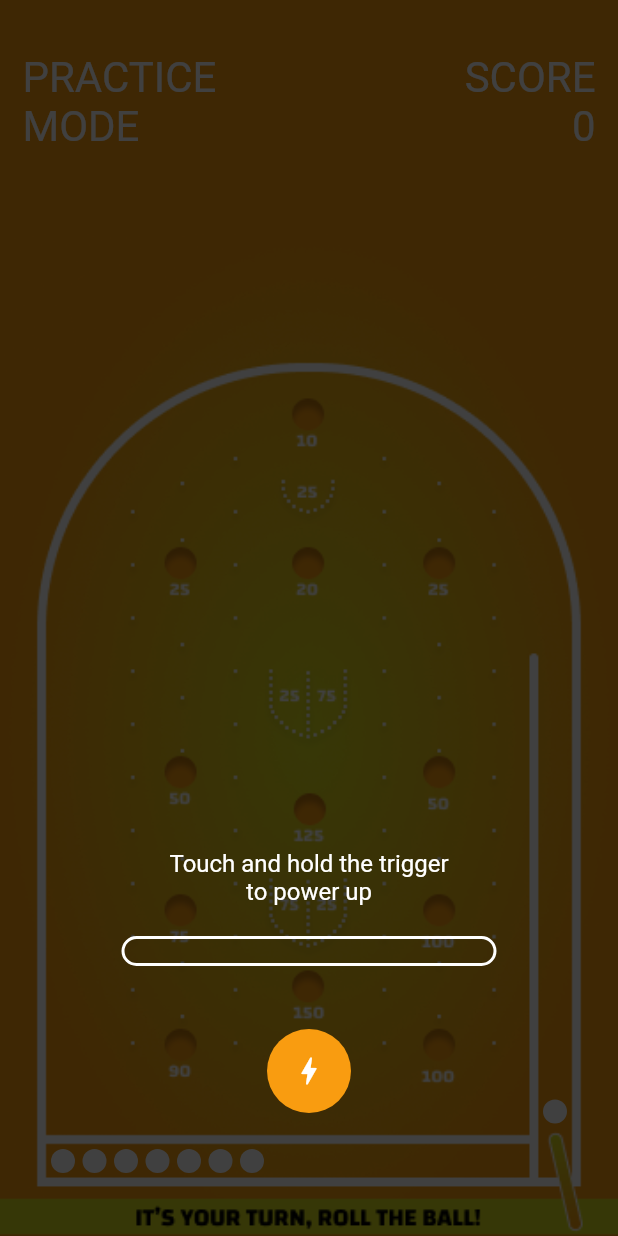
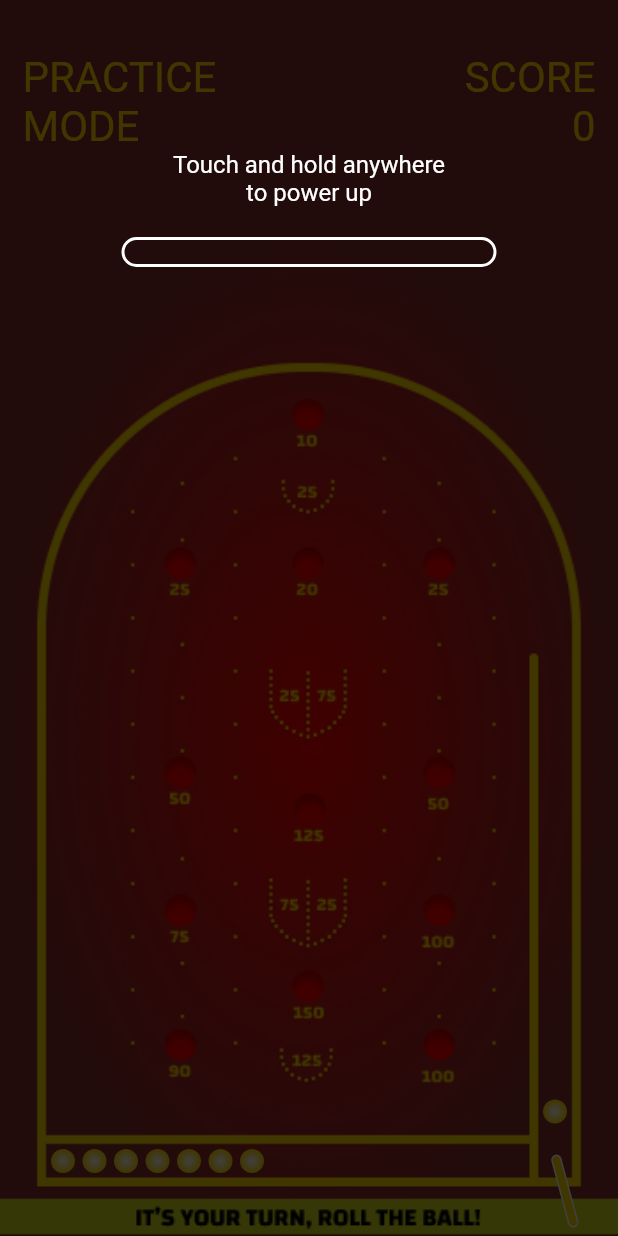
Before and after one commit to gunpreetsiingh/bagaduli, a Flutter app: the screen it shows after launch, scrolled down 44 dp, after a tap on "Practice Mode", on a phone screen of 412 x 824 dp. Run offline on Flutter 3.47's test engine with Material 2 defaults, Android fonts, the light colour scheme and no system bars; drawn by our look-alikes of avatar_glow; our stand-ins replace google_fonts, lottie; missing offline and left inert: audiofileplayer; network calls fail.

Commit message:
theme changed, stick function introduced, low power ball comeback introduced

```diff
--- a/lib/constants.dart
+++ b/lib/constants.dart
@@ -2,9 +2,25 @@ import 'package:flutter/material.dart';
 import 'package:google_fonts/google_fonts.dart';
 
 class Constants {
-  static var colorDark = const Color(0XFFf99c10);
-  static var colorLight = const Color(0XFFd9dd1b);
-  static var colorYellow = Colors.yellow;
+  static var colorDark = const Color(0XFF882e2c);
+  static var colorLight = const Color(0XFFff0000);
+  // static var colorYellow = Colors.yellow;
+  static var colorGolden = const Color(0XFFFFD700);
+
+  static var tsbg14 = GoogleFonts.changaOne(
+    color: colorGolden,
+    fontSize: 14,
+  );
+
+  static var tsbg22 = GoogleFonts.changaOne(
+    color: colorGolden,
+    fontSize: 22,
+  );
+
+  static var tsbg28 = GoogleFonts.changaOne(
+    color: colorGolden,
+    fontSize: 28,
+  );
 
   static var tsbw14 = GoogleFonts.changaOne(
     color: Colors.white,
--- a/lib/screens/game.dart
+++ b/lib/screens/game.dart
@@ -18,6 +18,7 @@ class _GameState extends State<Game> {
   int score = 0;
   int remainingBalls = 7;
   double movingBallBottom = 75, movingBallRight = 34;
+  double stickBottom = 5;
   double powerUpWidth = 0;
   int speedFactor = 0;
   bool ballMoving = false, dimBackground = true;
@@ -37,9 +38,14 @@ class _GameState extends State<Game> {
     return Container(
       height: 16,
       width: 16,
-      decoration: const BoxDecoration(
+      decoration: BoxDecoration(
         shape: BoxShape.circle,
-        color: Colors.white,
+        gradient: RadialGradient(
+          colors: [
+            Colors.white,
+            Constants.colorGolden,
+          ],
+        ),
       ),
     );
   }
@@ -52,11 +58,18 @@ class _GameState extends State<Game> {
     setState(() {
       movingBallBottom = 75;
       movingBallRight = 34;
+      stickBottom = 5;
     });
+    for (int i = 1; i <= 12; i++) {
+      await Future.delayed(const Duration(milliseconds: 10));
+      setState(() {
+        stickBottom += 2;
+      });
+    }
     int speed = 10 - speedFactor;
-    if(speed < 2) {
-      speed = 2;
-    }
+    if (speedFactor < 2) {
+      notEnoughPower(speed);
+    } else {
       for (int i = 1; i <= 230; i++) {
         await Future.delayed(Duration(milliseconds: (speed)));
         setState(() {
@@ -68,6 +81,32 @@ class _GameState extends State<Game> {
           }
         });
       }
+      await Future.delayed(const Duration(seconds: 3));
+      setState(() {
+        powerUpWidth = 0;
+        movingBallBottom = 75;
+        movingBallRight = 34;
+        stickBottom = 5;
+        dimBackground = true;
+      });
+    }
+  }
+
+  void notEnoughPower(int speed) async {
+    double increment = 0;
+    for (int i = 1; i <= 150; i++) {
+      await Future.delayed(Duration(milliseconds: (speed)));
+      setState(() {
+        movingBallBottom += 2;
+      });
+    }
+    for (int i = 1; i <= 150; i++) {
+      await Future.delayed(Duration(milliseconds: (speed)));
+      setState(() {
+        movingBallBottom -= 2;
+      });
+    }
+    Constants.showSnackBar('Not enough power into the ball!', false, context);
     await Future.delayed(const Duration(seconds: 3));
     setState(() {
       powerUpWidth = 0;
@@ -102,13 +141,13 @@ class _GameState extends State<Game> {
                 children: [
                   Text(
                     'PRACTICE\nMODE',
-                    style: Constants.tsbw28,
+                    style: Constants.tsbg28,
                   ),
                   const Spacer(),
                   Text(
                     'SCORE\n$score',
                     textAlign: TextAlign.end,
-                    style: Constants.tsbw28,
+                    style: Constants.tsbg28,
                   ),
                 ],
               ),
@@ -132,15 +171,62 @@ class _GameState extends State<Game> {
               ],
             ),
           ),
+          Positioned(
+            bottom: stickBottom,
+            right: 32,
+            child: RotationTransition(
+              turns: const AlwaysStoppedAnimation(165 / 360),
+              child: Container(
+                height: 50,
+                width: 7,
+                decoration: BoxDecoration(
+                  border: Border.all(
+                    color: Colors.white,
+                    width: 1,
+                  ),
+                  borderRadius: BorderRadius.circular(10),
+                  color: Constants.colorGolden,
+                ),
+              ),
+            ),
+          ),
           Visibility(
             visible: dimBackground,
+            child: GestureDetector(
+              onTapDown: (details) async {
+                while (powerUpWidth < 244) {
+                  await Future.delayed(const Duration(milliseconds: 7));
+                  setState(() {
+                    powerUpWidth += 1;
+                  });
+                }
+                if (dimBackground) {
+                  setState(() {
+                    speedFactor = ((powerUpWidth / 244) * 10).toInt();
+                    powerUpWidth = 0;
+                    dimBackground = false;
+                  });
+                  moveBall();
+                }
+              },
+              onTapUp: (details) {
+                setState(() {
+                  speedFactor = ((powerUpWidth / 244) * 10).toInt();
+                  powerUpWidth = 0;
+                  dimBackground = false;
+                });
+                moveBall();
+              },
               child: Container(
                 height: size.height,
                 width: size.width,
                 color: Colors.black.withOpacity(0.75),
               ),
             ),
-          Visibility(
+          ),
+          Positioned(
+            top: 100,
+            child: Visibility(
               visible: dimBackground,
               child: Column(
                 mainAxisAlignment: MainAxisAlignment.end,
@@ -148,7 +234,7 @@ class _GameState extends State<Game> {
                 mainAxisSize: MainAxisSize.max,
                 children: [
                   Text(
-                  'Touch and hold the trigger\nto power up',
+                    'Touch and hold anywhere\nto power up',
                     textAlign: TextAlign.center,
                     style: Constants.tsbw16,
                   ),
@@ -179,58 +265,10 @@ class _GameState extends State<Game> {
                   const SizedBox(
                     height: 10,
                   ),
-                AvatarGlow(
-                  glowColor: Constants.colorLight,
-                  endRadius: 60.0,
-                  duration: const Duration(milliseconds: 2000),
-                  repeat: true,
-                  showTwoGlows: true,
-                  repeatPauseDuration: const Duration(milliseconds: 100),
-                  child: GestureDetector(
-                    onTapDown: (details) async {
-                      while (powerUpWidth < 244) {
-                        await Future.delayed(const Duration(milliseconds: 7));
-                        setState(() {
-                          powerUpWidth += 1;
-                        });
-                      }
-                      if (dimBackground) {
-                        setState(() {
-                          speedFactor = ((powerUpWidth / 244) * 10).toInt();
-                          powerUpWidth = 0;
-                          dimBackground = false;
-                        });
-                        moveBall();
-                      }
-                    },
-                    onTapUp: (details) {
-                      setState(() {
-                        speedFactor = ((powerUpWidth / 244) * 10).toInt();
-                        powerUpWidth = 0;
-                        dimBackground = false;
-                      });
-                      moveBall();
-                    },
-                    child: Container(
-                      padding: const EdgeInsets.all(16),
-                      decoration: BoxDecoration(
-                        color: Constants.colorDark,
-                        shape: BoxShape.circle,
-                      ),
-                      child: const Icon(
-                        Icons.bolt_rounded,
-                        color: Colors.white,
-                        size: 24,
+                ],
               ),
             ),
           ),
-                ),
-                const SizedBox(
-                  height: 50,
-                ),
-              ],
-            ),
-          )
         ],
       ),
     );
--- a/lib/screens/home.dart
+++ b/lib/screens/home.dart
@@ -43,7 +43,7 @@ class _HomeState extends State<Home> {
                 padding: const EdgeInsets.all(5),
                 child: Text(
                   '23216 PLAYERS ONLINE',
-                  style: Constants.tsbb16,
+                  style: Constants.tsbg14,
                 ),
               ),
               Container(
@@ -69,8 +69,8 @@ class _HomeState extends State<Home> {
                             },
                             child: Container(
                               decoration: BoxDecoration(
-                                border:
-                                    Border.all(color: Colors.white, width: 2),
+                                border: Border.all(
+                                    color: Constants.colorGolden, width: 2),
                                 borderRadius: BorderRadius.circular(100),
                               ),
                               child: CircleAvatar(
@@ -89,7 +89,11 @@ class _HomeState extends State<Home> {
                               Navigator.of(context).push(MaterialPageRoute(
                                   builder: (context) => const Notifications()));
                             },
-                            child: Image.asset('assets/notification.png'),
+                            child: Icon(
+                              Icons.notifications_active_rounded,
+                              color: Constants.colorGolden,
+                              size: 32,
+                            ),
                           ),
                         ],
                       ),
@@ -101,7 +105,7 @@ class _HomeState extends State<Home> {
                         decoration: BoxDecoration(
                             borderRadius: BorderRadius.circular(20),
                             border: Border.all(
-                              color: Colors.white,
+                              color: Constants.colorGolden,
                               width: 2,
                             )),
                         child: Row(
@@ -185,7 +189,7 @@ class _HomeState extends State<Home> {
                             child: Container(
                               padding: const EdgeInsets.all(4),
                               decoration: BoxDecoration(
-                                color: Colors.white,
+                                color: Constants.colorGolden,
                                 borderRadius: BorderRadius.circular(20),
                               ),
                               child: Column(
@@ -209,7 +213,7 @@ class _HomeState extends State<Home> {
                                     child: Text(
                                       'DEALS',
                                       textAlign: TextAlign.center,
-                                      style: Constants.tsbb28,
+                                      style: Constants.tsbg28,
                                     ),
                                   ),
                                   Container(
@@ -235,7 +239,7 @@ class _HomeState extends State<Home> {
                                     child: Text(
                                       'SELECT TABLE',
                                       textAlign: TextAlign.center,
-                                      style: Constants.tsbb22,
+                                      style: Constants.tsbg22,
                                     ),
                                   ),
                                 ],
@@ -249,7 +253,7 @@ class _HomeState extends State<Home> {
                             child: Container(
                               padding: const EdgeInsets.all(4),
                               decoration: BoxDecoration(
-                                color: Colors.white,
+                                color: Constants.colorGolden,
                                 borderRadius: BorderRadius.circular(20),
                               ),
                               child: Column(
@@ -273,7 +277,7 @@ class _HomeState extends State<Home> {
                                     child: Text(
                                       '1000 POOL',
                                       textAlign: TextAlign.center,
-                                      style: Constants.tsbb28,
+                                      style: Constants.tsbg28,
                                     ),
                                   ),
                                   Container(
@@ -299,7 +303,7 @@ class _HomeState extends State<Home> {
                                     child: Text(
                                       'SELECT TABLE',
                                       textAlign: TextAlign.center,
-                                      style: Constants.tsbb22,
+                                      style: Constants.tsbg22,
                                     ),
                                   ),
                                 ],
@@ -339,7 +343,7 @@ class _HomeState extends State<Home> {
                           decoration: BoxDecoration(
                             color: Constants.colorLight,
                             border: Border.all(
-                              color: Colors.white,
+                              color: Constants.colorGolden,
                               width: 3,
                             ),
                             borderRadius: BorderRadius.circular(100),
@@ -348,7 +352,7 @@ class _HomeState extends State<Home> {
                           child: Text(
                             'VIDEO TUTORIALS',
                             textAlign: TextAlign.center,
-                            style: Constants.tsbb14,
+                            style: Constants.tsbg14,
                           ),
                         ),
                       ),
@@ -380,14 +384,17 @@ class _HomeState extends State<Home> {
                         child: Column(
                           crossAxisAlignment: CrossAxisAlignment.center,
                           children: [
-                            Image.asset('assets/myGames.png'),
+                            Icon(
+                              Icons.games_rounded,
+                              color: Constants.colorGolden,
+                            ),
                             const SizedBox(
                               height: 5,
                             ),
                             Text(
                               'MY\nGAMES',
                               textAlign: TextAlign.center,
-                              style: Constants.tsbb14,
+                              style: Constants.tsbg14,
                             )
                           ],
                         ),
@@ -406,14 +413,17 @@ class _HomeState extends State<Home> {
                         child: Column(
                           crossAxisAlignment: CrossAxisAlignment.center,
                           children: [
-                            Image.asset('assets/refer.png'),
+                            Icon(
+                              Icons.account_balance_wallet_rounded,
+                              color: Constants.colorGolden,
+                            ),
                             const SizedBox(
                               height: 5,
                             ),
                             Text(
                               'REFER & EARN\n₹ 1000',
                               textAlign: TextAlign.center,
-                              style: Constants.tsbb14,
+                              style: Constants.tsbg14,
                             )
                           ],
                         ),
@@ -432,14 +442,17 @@ class _HomeState extends State<Home> {
                         child: Column(
                           crossAxisAlignment: CrossAxisAlignment.center,
                           children: [
-                            Image.asset('assets/bonus.png'),
+                            Icon(
+                              Icons.redeem_rounded,
+                              color: Constants.colorGolden,
+                            ),
                             const SizedBox(
                               height: 5,
                             ),
                             Text(
                               'BONUS\n₹ 900',
                               textAlign: TextAlign.center,
-                              style: Constants.tsbb14,
+                              style: Constants.tsbg14,
                             )
                           ],
                         ),
@@ -458,14 +471,17 @@ class _HomeState extends State<Home> {
                         child: Column(
                           crossAxisAlignment: CrossAxisAlignment.center,
                           children: [
-                            Image.asset('assets/addCash.png'),
+                            Icon(
+                              Icons.payments_rounded,
+                              color: Constants.colorGolden,
+                            ),
                             const SizedBox(
                               height: 5,
                             ),
                             Text(
                               'ADD CASH\n₹ 587',
                               textAlign: TextAlign.center,
-                              style: Constants.tsbb14,
+                              style: Constants.tsbg14,
                             )
                           ],
                         ),
```
Also changed, not shown: assets/gameBg.png, assets/splash1.png, assets/splash2.png. Lines whose indentation alone changed are shown as unchanged.
